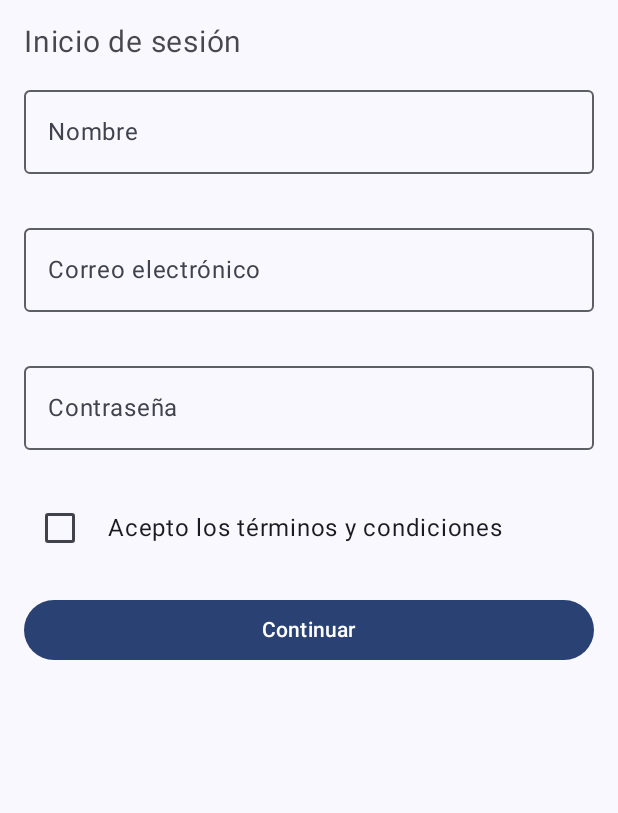
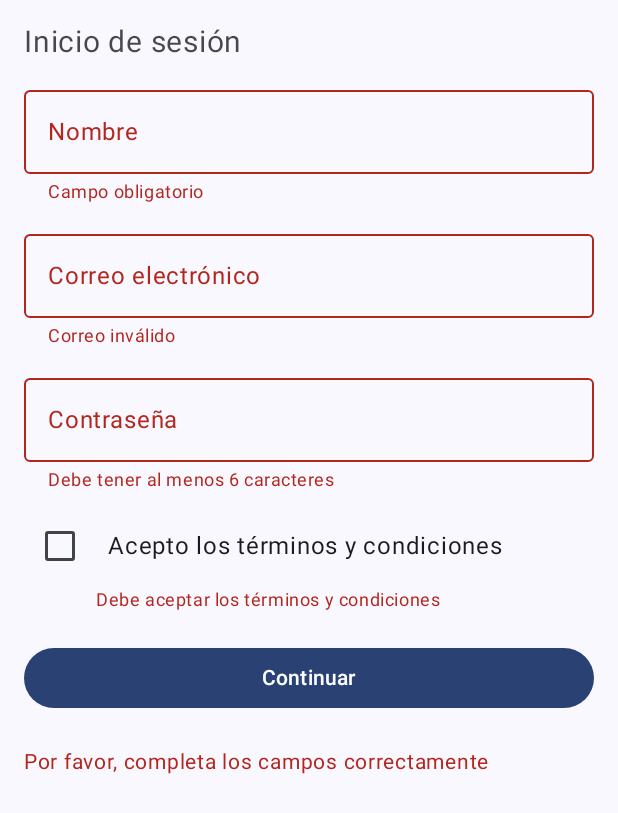
Before and after one commit to AbelolDev/Trabajo_Mobile_Grupo02, an Android app built with Jetpack Compose: the composable RegistroScreenContent shown on its own in the app's theme, after a tap on "Continuar", on a phone screen of 412 x 824 dp. Shown: the top 813 px of the screen. Run offline under Robolectric (Android 15) with nearby library versions, the phone set to English and light mode, and no system bars.

Commit message:
Parcheo bug validación de campos en RegistroScreen.kt

```diff
--- a/app/src/main/java/com/example/fororata/model/UsuarioErrores.kt
+++ b/app/src/main/java/com/example/fororata/model/UsuarioErrores.kt
@@ -3,5 +3,7 @@ package com.example.fororata.model
 data class UsuarioErrores(
     val nombre: String? = null,
     val correo: String? = null,
-    val clave: String? = null
+    val clave: String? = null,
+    val aceptaTerminos: String? = null,
+    val fotoUri: String? = null
 )
--- a/app/src/main/java/com/example/fororata/ui/screen/RegistroScreen.kt
+++ b/app/src/main/java/com/example/fororata/ui/screen/RegistroScreen.kt
@@ -2,9 +2,7 @@ package com.example.fororata.ui.screen
 
 import androidx.compose.foundation.layout.*
 import androidx.compose.material3.*
-import androidx.compose.runtime.Composable
-import androidx.compose.runtime.collectAsState
-import androidx.compose.runtime.getValue
+import androidx.compose.runtime.*
 import androidx.compose.ui.Alignment
 import androidx.compose.ui.Modifier
 import androidx.compose.ui.text.input.PasswordVisualTransformation
@@ -23,6 +21,7 @@ fun RegistroScreenContent(
     perfilViewModel: PerfilViewModel = viewModel()
 ) {
     val estado by viewModel.estado.collectAsState()
+    var showError by remember { mutableStateOf<String?>(null) }
 
     Column(
         modifier = Modifier
@@ -79,7 +78,11 @@ fun RegistroScreenContent(
             modifier = Modifier.fillMaxWidth()
         )
 
-        // Checkbox
+        // Checkbox con validación visual
+        Column(
+            modifier = Modifier.fillMaxWidth(),
+            verticalArrangement = Arrangement.spacedBy(4.dp)
+        ) {
             Row(verticalAlignment = Alignment.CenterVertically) {
                 Checkbox(
                     checked = estado.aceptaTerminos,
@@ -89,13 +92,42 @@ fun RegistroScreenContent(
                 Text("Acepto los términos y condiciones")
             }
 
+            // Muestra mensaje de error (si existe)
+            estado.errores.aceptaTerminos?.let {
+                Text(
+                    text = it,
+                    color = MaterialTheme.colorScheme.error,
+                    style = MaterialTheme.typography.bodySmall,
+                    modifier = Modifier.padding(start = 48.dp) // Alinea con el texto
+                )
+            }
+        }
+
+
+        // Botón principal
         Button(
-            onClick = { navController.navigate("foto-usuario") },
+            onClick = {
+                if (viewModel.validarFormulario()) {
+                    navController.navigate("foto-usuario")
+                } else {
+                    showError = "Por favor, completa los campos correctamente"
+                }
+            },
             modifier = Modifier
                 .fillMaxWidth()
                 .padding(top = 8.dp)
         ) {
             Text("Continuar")
+        }
+
+        // Mensaje de error
+        showError?.let {
+            Text(
+                text = it,
+                color = MaterialTheme.colorScheme.error,
+                fontSize = 14.sp,
+                modifier = Modifier.padding(top = 8.dp)
+            )
         }
     }
 }
@@ -103,9 +135,7 @@ fun RegistroScreenContent(
 @Composable
 fun RegistroScreen(navController: NavController, viewModel: UsuarioViewModel) {
     Scaffold(
-        bottomBar = {
-            BottomNavBar(navController = navController)
-        }
+        bottomBar = { BottomNavBar(navController = navController) }
     ) { innerPadding ->
         Box(modifier = Modifier.padding(innerPadding)) {
             RegistroScreenContent(navController = navController, viewModel = viewModel)
--- a/app/src/main/java/com/example/fororata/ui/screen/ResumenScreen.kt
+++ b/app/src/main/java/com/example/fororata/ui/screen/ResumenScreen.kt
@@ -11,7 +11,6 @@ import com.example.fororata.components.ImagenInteligente
 import com.example.fororata.viewmodel.UsuarioViewModel
 import com.example.fororata.viewmodel.PerfilViewModel
 import com.example.fororata.viewmodel.UsuarioDBViewModel
-import com.example.fororata.data.db.Usuario
 import android.widget.Toast
 import androidx.compose.ui.platform.LocalContext
 
@@ -76,5 +75,9 @@ fun ResumenScreen(
         }) {
             Text("Finalizar registro")
         }
+
+        Button(onClick = {
+            navController.navigate(route = "foto-usuario")
+        }) { Text("Volver")}
     }
 }
--- a/app/src/main/java/com/example/fororata/viewmodel/UsuarioViewModel.kt
+++ b/app/src/main/java/com/example/fororata/viewmodel/UsuarioViewModel.kt
@@ -41,13 +41,15 @@ class UsuarioViewModel  : ViewModel() {
         val errores = UsuarioErrores(
             nombre = if (estadoActual.nombre.isBlank()) "Campo obligatorio" else null,
             correo = if (!estadoActual.correo.contains("@")) "Correo inválido" else null,
-            clave = if (estadoActual.clave.length < 6) "Debe tener al menos 6 caracteres" else null
+            clave = if (estadoActual.clave.length < 6) "Debe tener al menos 6 caracteres" else null,
+            aceptaTerminos = if (!estadoActual.aceptaTerminos) "Debe aceptar los términos y condiciones" else null
         )
 
         val hayErrores = listOfNotNull(
             errores.nombre,
             errores.correo,
-            errores.clave
+            errores.clave,
+            errores.aceptaTerminos
         ).isNotEmpty()
 
         _estado.update { it.copy(errores = errores) }
```
Also changed, not shown: app/src/main/java/com/example/fororata/ui/screen/FotoUsuarioScreen.kt (+5 -5 lines). Lines whose indentation alone changed are shown as unchanged.
